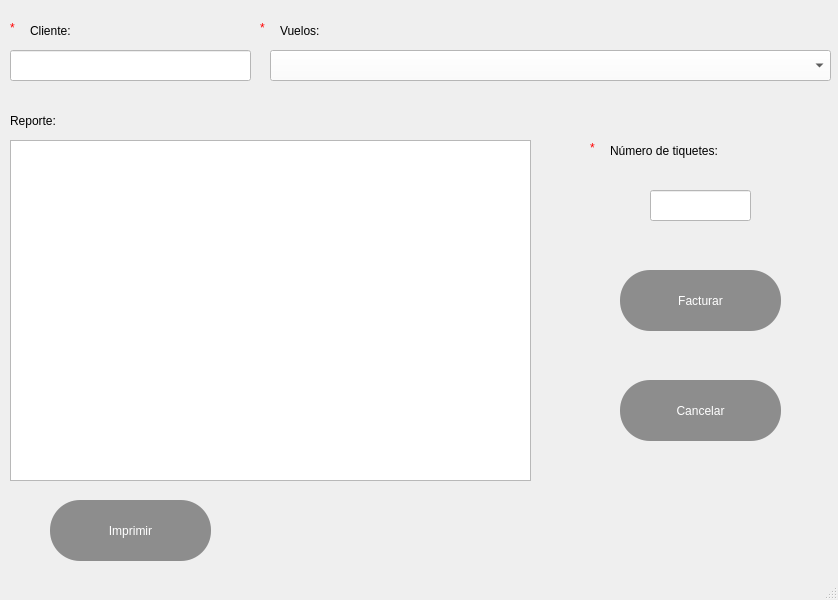
Above: inter_facturar_vuelo.ui from andresparra85/proyecto-aeropuerto before the change. Below: the same form after it.
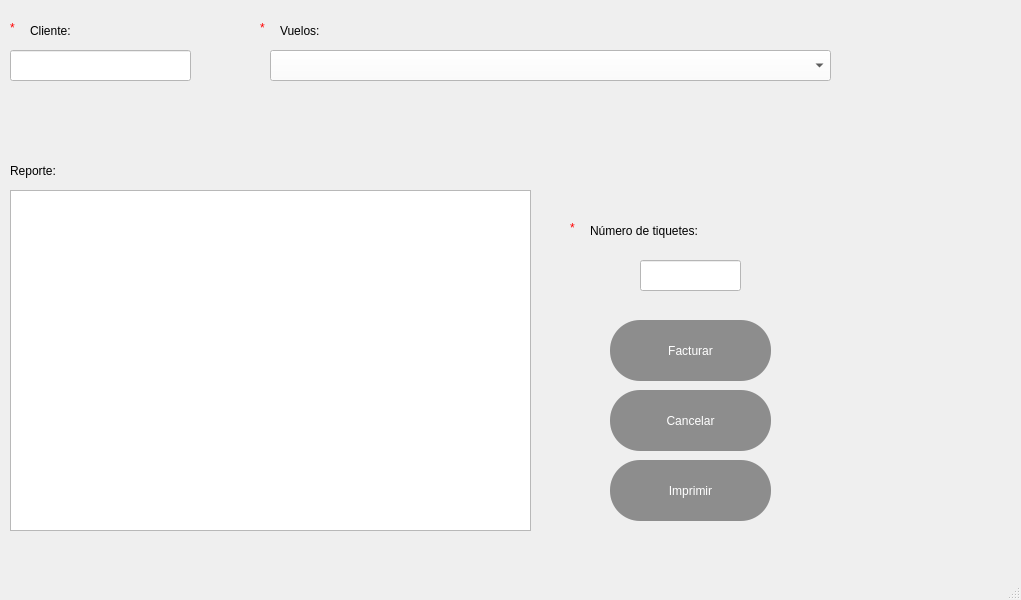
That is the form after the change.

Patch:
```diff
--- a/inter_facturar_vuelo.ui
+++ b/inter_facturar_vuelo.ui
@@ -6,7 +6,7 @@
    <rect>
     <x>0</x>
     <y>0</y>
-    <width>838</width>
+    <width>1021</width>
     <height>600</height>
    </rect>
   </property>
@@ -18,7 +18,7 @@
     <property name="geometry">
      <rect>
       <x>10</x>
-      <y>140</y>
+      <y>190</y>
       <width>521</width>
       <height>341</height>
      </rect>
@@ -31,8 +31,8 @@
    <widget class="QPushButton" name="btn_cancelar">
     <property name="geometry">
      <rect>
-      <x>620</x>
-      <y>380</y>
+      <x>610</x>
+      <y>390</y>
       <width>161</width>
       <height>61</height>
      </rect>
@@ -66,8 +66,8 @@
    <widget class="QPushButton" name="btn_facturar">
     <property name="geometry">
      <rect>
-      <x>620</x>
-      <y>270</y>
+      <x>610</x>
+      <y>320</y>
       <width>161</width>
       <height>61</height>
      </rect>
@@ -101,8 +101,8 @@
    <widget class="QPushButton" name="btn_imprimir">
     <property name="geometry">
      <rect>
-      <x>50</x>
-      <y>500</y>
+      <x>610</x>
+      <y>460</y>
       <width>161</width>
       <height>61</height>
      </rect>
@@ -138,7 +138,7 @@
      <rect>
       <x>10</x>
       <y>50</y>
-      <width>241</width>
+      <width>181</width>
       <height>31</height>
      </rect>
     </property>
@@ -187,7 +187,7 @@
     <property name="geometry">
      <rect>
       <x>10</x>
-      <y>100</y>
+      <y>150</y>
       <width>111</width>
       <height>41</height>
      </rect>
@@ -202,8 +202,8 @@
    <widget class="QLineEdit" name="lineEdit_num_tiquetes">
     <property name="geometry">
      <rect>
-      <x>650</x>
-      <y>190</y>
+      <x>640</x>
+      <y>260</y>
       <width>101</width>
       <height>31</height>
      </rect>
@@ -266,8 +266,8 @@
    <widget class="QLabel" name="label_4">
     <property name="geometry">
      <rect>
-      <x>610</x>
-      <y>130</y>
+      <x>590</x>
+      <y>210</y>
       <width>211</width>
       <height>41</height>
      </rect>
@@ -282,8 +282,8 @@
    <widget class="QLabel" name="label_9">
     <property name="geometry">
      <rect>
-      <x>590</x>
-      <y>140</y>
+      <x>570</x>
+      <y>220</y>
       <width>16</width>
       <height>16</height>
      </rect>
```
Left out of the diff: 2 changed lines with no effect on the pictures.
